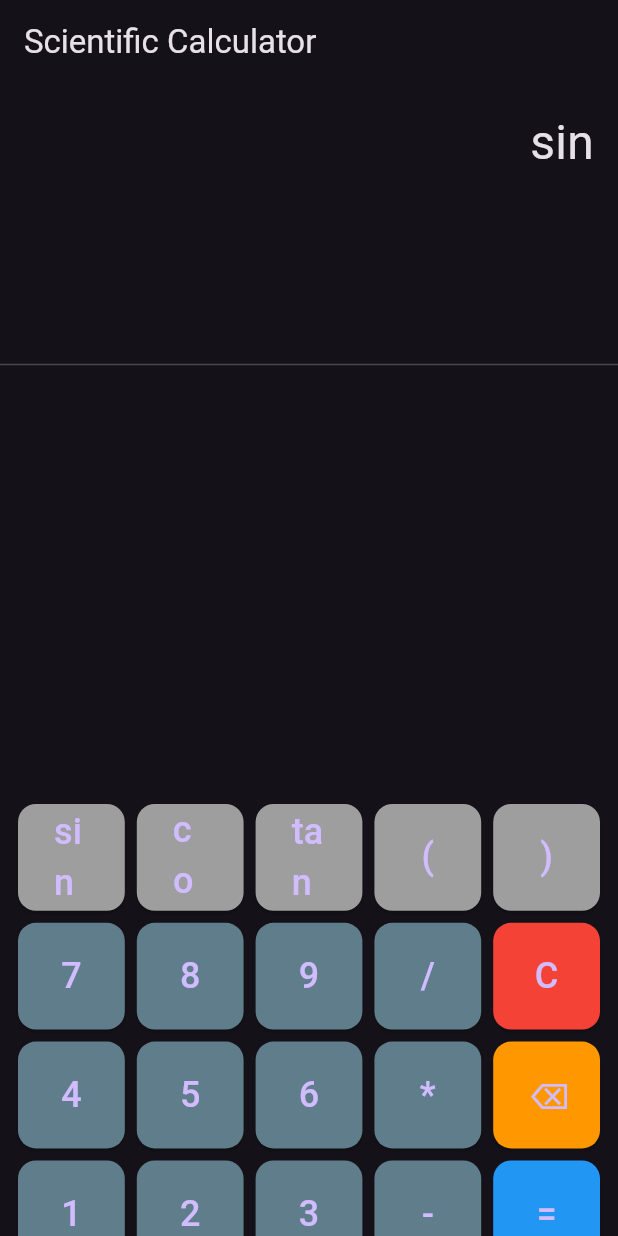
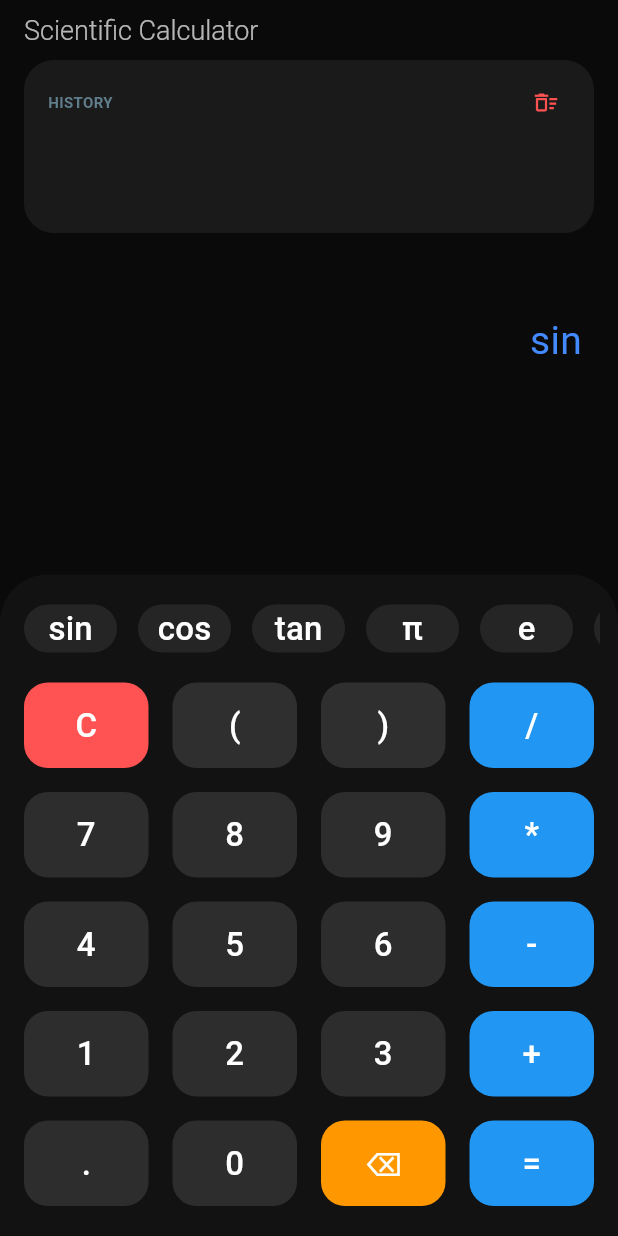
Before and after one commit to Mahfuz-00/advance_scientific_calculator, a Flutter app: the screen it shows after launch, after a tap on "sin", on a phone screen of 412 x 824 dp. Run offline on Flutter 3.47's test engine with Material 3 defaults, Android fonts, the phone set to English and light mode, and no system bars; our stand-ins replace dartz, equatable, flutter_bloc, flutter_secure_storage, get_it, math_expressions.

Commit message:
Last Updated: 3rd Feb 2026

```diff
--- a/lib/Core/Injection/injection_container.dart
+++ b/lib/Core/Injection/injection_container.dart
@@ -2,6 +2,7 @@ import 'package:get_it/get_it.dart';
 import 'package:flutter_secure_storage/flutter_secure_storage.dart';
 import '../../Features/Calculator/Data/Repositories/calculator_repository_impl.dart';
 import '../../Features/Calculator/Domain/Repositories/calculator_repository.dart';
+import '../../Features/Calculator/Domain/Usecases/delete_history.dart';
 import '../../Features/Calculator/Domain/Usecases/evaluate_expression.dart';
 import '../../Features/Calculator/Domain/Usecases/get_history.dart';
 import '../../Features/Calculator/Domain/Usecases/save_to_history.dart';
@@ -23,6 +24,7 @@ Future<void> init() async {
   sl.registerLazySingleton(() => EvaluateExpression(sl()));
   sl.registerLazySingleton(() => SaveToHistory(sl()));
   sl.registerLazySingleton(() => GetHistory(sl()));
+  sl.registerLazySingleton(() => DeleteHistory(sl()));
 
   // Bloc
   sl.registerFactory(
@@ -30,6 +32,7 @@ Future<void> init() async {
       evaluate: sl(),
       saveHistory: sl(),
       getHistory: sl(),
+          deleteHistory: sl(),
     ),
   );
 }
--- a/lib/Features/Calculator/Data/Repositories/calculator_repository_impl.dart
+++ b/lib/Features/Calculator/Data/Repositories/calculator_repository_impl.dart
@@ -47,4 +47,14 @@ class CalculatorRepositoryImpl implements CalculatorRepository {
       return Left(CacheFailure());
     }
   }
+
+  @override
+  Future<Either<Failure, void>> deleteHistory() async {
+    try {
+      await storage.delete(key: historyKey);
+      return const Right(null);
+    } catch (e) {
+      return Left(CacheFailure());
+    }
+  }
 }
--- a/lib/Features/Calculator/Domain/Repositories/calculator_repository.dart
+++ b/lib/Features/Calculator/Domain/Repositories/calculator_repository.dart
@@ -5,4 +5,5 @@ abstract class CalculatorRepository {
   Future<Either<Failure, double>> evaluate(String expression);
   Future<Either<Failure, void>> saveHistory(String entry);
   Future<Either<Failure, List<String>>> getHistory();
+  Future<Either<Failure, void>> deleteHistory();
 }
--- /dev/null
+++ b/lib/Features/Calculator/Domain/Usecases/delete_history.dart
@@ -0,0 +1,12 @@
+import 'package:dartz/dartz.dart';
+import '../../../../Core/Error/failures.dart';
+import '../Repositories/calculator_repository.dart';
+
+class DeleteHistory {
+  final CalculatorRepository repository;
+  DeleteHistory(this.repository);
+
+  Future<Either<Failure, void>> call() {
+    return repository.deleteHistory();
+  }
+}
--- a/lib/Features/Calculator/Presentation/Bloc/calculator_bloc.dart
+++ b/lib/Features/Calculator/Presentation/Bloc/calculator_bloc.dart
@@ -3,6 +3,7 @@ import 'package:flutter_bloc/flutter_bloc.dart';
 import '../../Domain/Usecases/evaluate_expression.dart';
 import '../../Domain/Usecases/save_to_history.dart';
 import '../../Domain/Usecases/get_history.dart';
+import '../../Domain/Usecases/delete_history.dart'; // New import
 
 part 'calculator_event.dart';
 part 'calculator_state.dart';
@@ -11,23 +12,31 @@ class CalculatorBloc extends Bloc<CalculatorEvent, CalculatorState> {
   final EvaluateExpression evaluate;
   final SaveToHistory saveHistory;
   final GetHistory getHistory;
+  final DeleteHistory deleteHistory; // Added
 
   CalculatorBloc({
     required this.evaluate,
     required this.saveHistory,
     required this.getHistory,
+    required this.deleteHistory,
   }) : super(const CalculatorState()) {
     on<AppendCharacter>(_onAppend);
     on<Clear>(_onClear);
     on<Backspace>(_onBackspace);
     on<Calculate>(_onCalculate);
     on<LoadHistory>(_onLoadHistory);
+    on<ClearHistory>(_onClearHistory); // Added
 
     add(LoadHistory());
   }
 
   void _onAppend(AppendCharacter event, Emitter emit) {
-    emit(state.copyWith(expression: state.expression + event.char));
+    String char = event.char;
+    // Scientific shortcuts for cleaner math parsing
+    if (char == 'π') char = '3.14159265';
+    if (char == 'e') char = '2.71828182';
+
+    emit(state.copyWith(expression: state.expression + char));
   }
 
   void _onClear(Clear event, Emitter emit) {
@@ -44,21 +53,16 @@ class CalculatorBloc extends Bloc<CalculatorEvent, CalculatorState> {
 
   Future<void> _onCalculate(Calculate event, Emitter emit) async {
     if (state.expression.isEmpty) return;
-
     emit(state.copyWith(isLoading: true));
 
     final resultEither = await evaluate(state.expression);
 
     await resultEither.fold(
-          (failure) async {
-        emit(state.copyWith(result: 'Error', isLoading: false));
-      },
+          (failure) async => emit(state.copyWith(result: 'Error', isLoading: false)),
           (value) async {
         final disp = value.toStringAsFixed(value % 1 == 0 ? 0 : 4);
         emit(state.copyWith(result: disp, isLoading: false));
-
-        final entry = '${state.expression} = $disp';
-        await saveHistory(entry);
+        await saveHistory('${state.expression} = $disp');
         add(LoadHistory());
       },
     );
@@ -66,9 +70,11 @@ class CalculatorBloc extends Bloc<CalculatorEvent, CalculatorState> {
 
   Future<void> _onLoadHistory(LoadHistory event, Emitter emit) async {
     final historyEither = await getHistory();
-    historyEither.fold(
-          (_) {},
-          (list) => emit(state.copyWith(history: list)),
-    );
+    historyEither.fold((_) {}, (list) => emit(state.copyWith(history: list)));
+  }
+
+  Future<void> _onClearHistory(ClearHistory event, Emitter emit) async {
+    final result = await deleteHistory();
+    result.fold((_) {}, (_) => emit(state.copyWith(history: [])));
   }
 }
--- a/lib/Features/Calculator/Presentation/Bloc/calculator_event.dart
+++ b/lib/Features/Calculator/Presentation/Bloc/calculator_event.dart
@@ -19,3 +19,5 @@ class Backspace extends CalculatorEvent {}
 class Calculate extends CalculatorEvent {}
 
 class LoadHistory extends CalculatorEvent {}
+
+class ClearHistory extends CalculatorEvent {}
--- a/lib/Features/Calculator/Presentation/Screens/calculator_page.dart
+++ b/lib/Features/Calculator/Presentation/Screens/calculator_page.dart
@@ -8,90 +8,169 @@ class CalculatorPage extends StatelessWidget {
 
   @override
   Widget build(BuildContext context) {
+    // Get screen height to calculate proportions
+    final screenHeight = MediaQuery.of(context).size.height;
+
     return Scaffold(
-      appBar: AppBar(title: const Text('Scientific Calculator')),
+      backgroundColor: const Color(0xFF0A0A0A),
+      appBar: AppBar(
+        title: const Text('Scientific Calculator',
+            style: TextStyle(color: Colors.white70, fontSize: 18, fontWeight: FontWeight.w300)),
+        backgroundColor: Colors.transparent,
+        elevation: 0,
+        toolbarHeight: 40, // Reduced height to save space
+      ),
       body: Column(
         children: [
+          // 1. HISTORY SECTION
+          Container(
+            height: screenHeight * 0.14, // Slightly reduced to prevent overflow
+            margin: const EdgeInsets.symmetric(horizontal: 16),
+            decoration: BoxDecoration(
+              color: const Color(0xFF1A1A1A),
+              borderRadius: BorderRadius.circular(20),
+            ),
+            child: Column(
+              children: [
+                Padding(
+                  padding: const EdgeInsets.fromLTRB(16, 4, 8, 0),
+                  child: Row(
+                    mainAxisAlignment: MainAxisAlignment.spaceBetween,
+                    children: [
+                      const Text("HISTORY",
+                          style: TextStyle(color: Colors.blueGrey, fontSize: 10, fontWeight: FontWeight.bold)),
+                      IconButton(
+                        icon: const Icon(Icons.delete_sweep_outlined, color: Colors.redAccent, size: 18),
+                        onPressed: () => context.read<CalculatorBloc>().add(ClearHistory()), // FIXED
+                      ),
+                    ],
+                  ),
+                ),
                 Expanded(
                   child: BlocBuilder<CalculatorBloc, CalculatorState>(
                     builder: (context, state) {
-                return Column(
-                  crossAxisAlignment: CrossAxisAlignment.end,
-                  children: [
-                    Padding(
-                      padding: const EdgeInsets.all(16),
-                      child: Text(
-                        state.expression,
-                        style: const TextStyle(fontSize: 32),
+                      return ListView.builder(
+                        reverse: true,
+                        padding: const EdgeInsets.symmetric(horizontal: 16),
+                        itemCount: state.history.length,
+                        itemBuilder: (context, i) => Text(
+                          state.history[i],
+                          textAlign: TextAlign.right,
+                          style: const TextStyle(color: Colors.white38, fontSize: 14),
                         ),
-                    ),
-                    Padding(
-                      padding: const EdgeInsets.all(16),
-                      child: Text(
-                        state.isLoading ? '...' : state.result,
-                        style: const TextStyle(fontSize: 48, fontWeight: FontWeight.bold),
-                      ),
-                    ),
-                    const Divider(),
-                    Expanded(
-                      child: ListView.builder(
-                        reverse: true,
-                        itemCount: state.history.length,
-                        itemBuilder: (context, i) {
-                          return ListTile(
-                            title: Text(state.history[i], textAlign: TextAlign.right),
                       );
                     },
                   ),
                 ),
               ],
+            ),
+          ),
+
+          // 2. CALCULATION DISPLAY (This will shrink/grow to fill space)
+          Expanded(
+            child: BlocBuilder<CalculatorBloc, CalculatorState>(
+              builder: (context, state) {
+                return Container(
+                  width: double.infinity,
+                  padding: const EdgeInsets.symmetric(horizontal: 24),
+                  child: Column(
+                    mainAxisAlignment: MainAxisAlignment.center,
+                    crossAxisAlignment: CrossAxisAlignment.end,
+                    children: [
+                      SingleChildScrollView(
+                        scrollDirection: Axis.horizontal,
+                        reverse: true,
+                        child: Text(
+                          state.expression.isEmpty ? ' ' : state.expression,
+                          style: const TextStyle(color: Colors.blueAccent, fontSize: 26),
+                        ),
+                      ),
+                      const SizedBox(height: 5),
+                      FittedBox(
+                        fit: BoxFit.scaleDown,
+                        child: Text(
+                          state.isLoading ? '...' : state.result,
+                          style: const TextStyle(
+                            color: Colors.white,
+                            fontSize: 54, // Slightly smaller base size to prevent huge jumps
+                            fontWeight: FontWeight.bold,
+                          ),
+                        ),
+                      ),
+                    ],
+                  ),
                 );
               },
             ),
           ),
-          SizedBox(
-            height: 300,
-            child: GridView.count(
-              crossAxisCount: 5,
+
+          // 3. KEYPAD SECTION
+          Container(
+            padding: const EdgeInsets.fromLTRB(12, 16, 12, 16),
+            decoration: const BoxDecoration(
+              color: Color(0xFF121212),
+              borderRadius: BorderRadius.vertical(top: Radius.circular(32)),
+            ),
+            child: SafeArea( // Ensures buttons don't hit the bottom gesture bar
+              top: false,
+              child: Column(
+                mainAxisSize: MainAxisSize.min, // Vital for preventing overflow
+                children: [
+                  // Scientific Row
+                  SingleChildScrollView(
+                    scrollDirection: Axis.horizontal,
+                    child: Row(
+                      children: ['sin', 'cos', 'tan', 'π', 'e', 'sqrt', '^', 'log']
+                          .map((text) => _buildSmallButton(text)).toList(),
+                    ),
+                  ),
+                  const SizedBox(height: 12),
+                  // Grid
+                  GridView.count(
                     shrinkWrap: true,
                     physics: const NeverScrollableScrollPhysics(),
-              padding: const EdgeInsets.all(8),
-              children: [
-                CalcButton(text: 'sin', color: Colors.grey),
-                CalcButton(text: 'cos', color: Colors.grey),
-                CalcButton(text: 'tan', color: Colors.grey),
-                CalcButton(text: '(', color: Colors.grey),
-                CalcButton(text: ')', color: Colors.grey),
-
+                    crossAxisCount: 4,
+                    childAspectRatio: 1.4, // Making buttons wider/shorter to save height
+                    mainAxisSpacing: 8,
+                    crossAxisSpacing: 8,
+                    children: const [
+                      CalcButton(text: 'C', color: Colors.redAccent),
+                      CalcButton(text: '(', color: Colors.white12),
+                      CalcButton(text: ')', color: Colors.white12),
+                      CalcButton(text: '/', color: Colors.blue),
                       CalcButton(text: '7'),
                       CalcButton(text: '8'),
                       CalcButton(text: '9'),
-                CalcButton(text: '/'),
-                CalcButton(text: 'C', color: Colors.red),
-
+                      CalcButton(text: '*', color: Colors.blue),
                       CalcButton(text: '4'),
                       CalcButton(text: '5'),
                       CalcButton(text: '6'),
-                CalcButton(text: '*'),
-                CalcButton(text: '⌫', color: Colors.orange),
-
+                      CalcButton(text: '-', color: Colors.blue),
                       CalcButton(text: '1'),
                       CalcButton(text: '2'),
                       CalcButton(text: '3'),
-                CalcButton(text: '-'),
+                      CalcButton(text: '+', color: Colors.blue),
+                      CalcButton(text: '.'),
+                      CalcButton(text: '0'),
+                      CalcButton(text: '⌫', color: Colors.orange),
                       CalcButton(text: '=', color: Colors.blue),
-
-                CalcButton(text: '0'),
-                CalcButton(text: '.'),
-                CalcButton(text: '+'),
-
-                const SizedBox.shrink(),
-                const SizedBox.shrink(),
                     ],
+                  ),
+                ],
+              ),
             ),
           ),
         ],
       ),
     );
   }
+
+  Widget _buildSmallButton(String label) {
+    return Container(
+      width: 70,
+      height: 40,
+      margin: const EdgeInsets.only(right: 6),
+      child: CalcButton(text: label, color: const Color(0xFF252525)),
+    );
   }
+}
--- a/lib/Features/Calculator/Presentation/Widgets/calc_button.dart
+++ b/lib/Features/Calculator/Presentation/Widgets/calc_button.dart
@@ -9,7 +9,7 @@ class CalcButton extends StatelessWidget {
   const CalcButton({
     super.key,
     required this.text,
-    this.color = Colors.blueGrey,
+    this.color = const Color(0xFF2D2D2E), // Subtle dark grey default
   });
 
   @override
@@ -19,7 +19,6 @@ class CalcButton extends StatelessWidget {
       child: ElevatedButton(
         onPressed: () {
           final bloc = context.read<CalculatorBloc>();
-
           if (text == '=') {
             bloc.add(Calculate());
           } else if (text == 'C') {
@@ -32,9 +31,24 @@ class CalcButton extends StatelessWidget {
         },
         style: ElevatedButton.styleFrom(
           backgroundColor: color,
-          shape: RoundedRectangleBorder(borderRadius: BorderRadius.circular(12)),
+          foregroundColor: Colors.white,
+          padding: EdgeInsets.zero, // Remove default padding to prevent 2-line wrap
+          shape: RoundedRectangleBorder(borderRadius: BorderRadius.circular(16)),
+          elevation: 0,
         ),
-        child: Text(text, style: const TextStyle(fontSize: 24)),
+        child: Center(
+          child: FittedBox(
+            fit: BoxFit.scaleDown, // Shrinks text to fit if it's too wide
+            child: Text(
+              text,
+              textAlign: TextAlign.center,
+              style: const TextStyle(
+                fontSize: 22,
+                fontWeight: FontWeight.w500,
+              ),
+            ),
+          ),
+        ),
       ),
     );
   }
```
Lines whose indentation alone changed are shown as unchanged.
